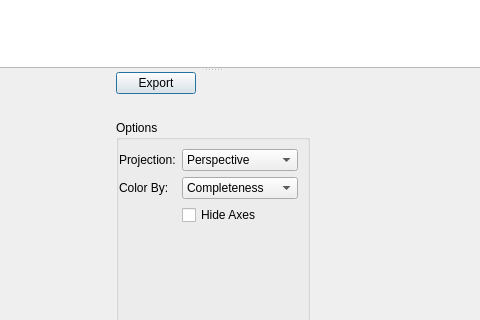
HEXRD/hexrdgui, file hexrd/ui/resources/ui/fit_grains_results_dialog.ui: the form before one commit; both pictures show x 387 to 867 and y 355 to 675 of the 1200 by 800 pixel window.
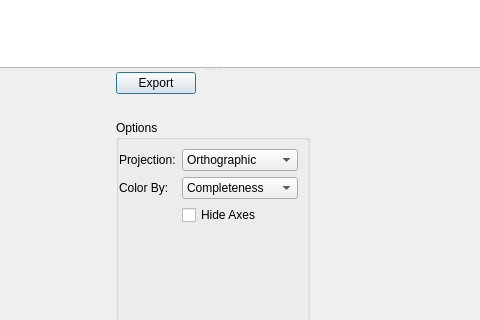
The form after the commit.

Commit message: Default to orthographic projection type

Diff of the .ui file:
```diff
--- a/hexrd/ui/resources/ui/fit_grains_results_dialog.ui
+++ b/hexrd/ui/resources/ui/fit_grains_results_dialog.ui
@@ -199,7 +199,7 @@
               <widget class="QComboBox" name="projection">
                <item>
                 <property name="text">
-                 <string>Perspective</string>
+                 <string>Orthographic</string>
                 </property>
                </item>
                <item>
```
Left out of the diff: 2 changed lines with no effect on the pictures.
